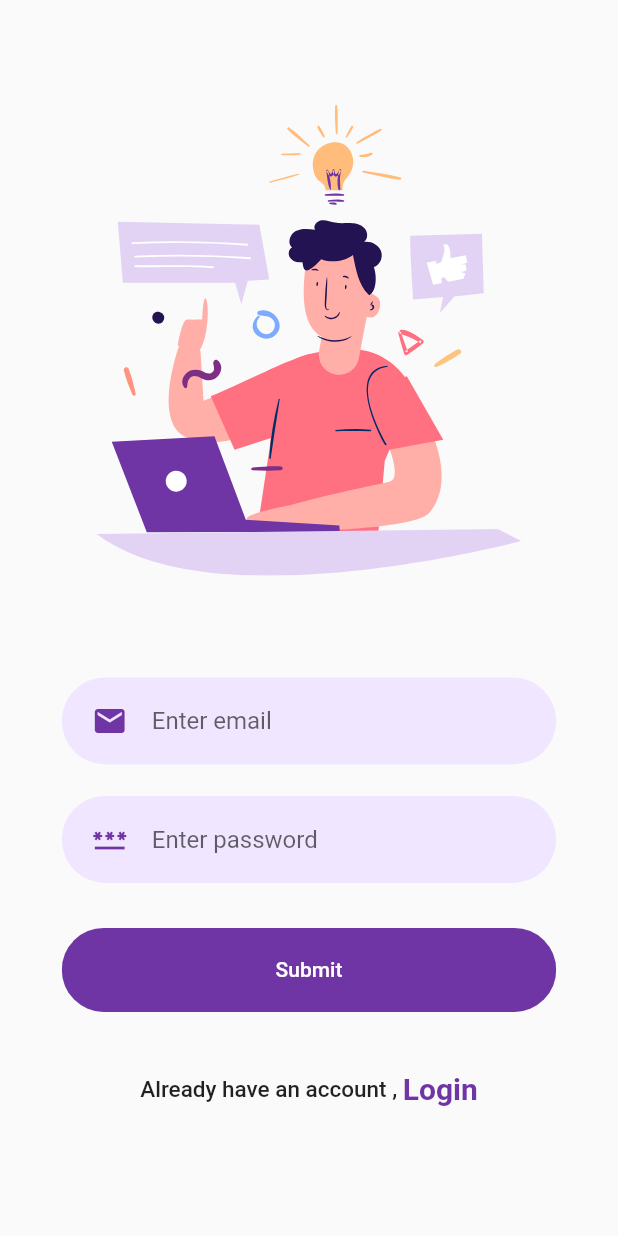
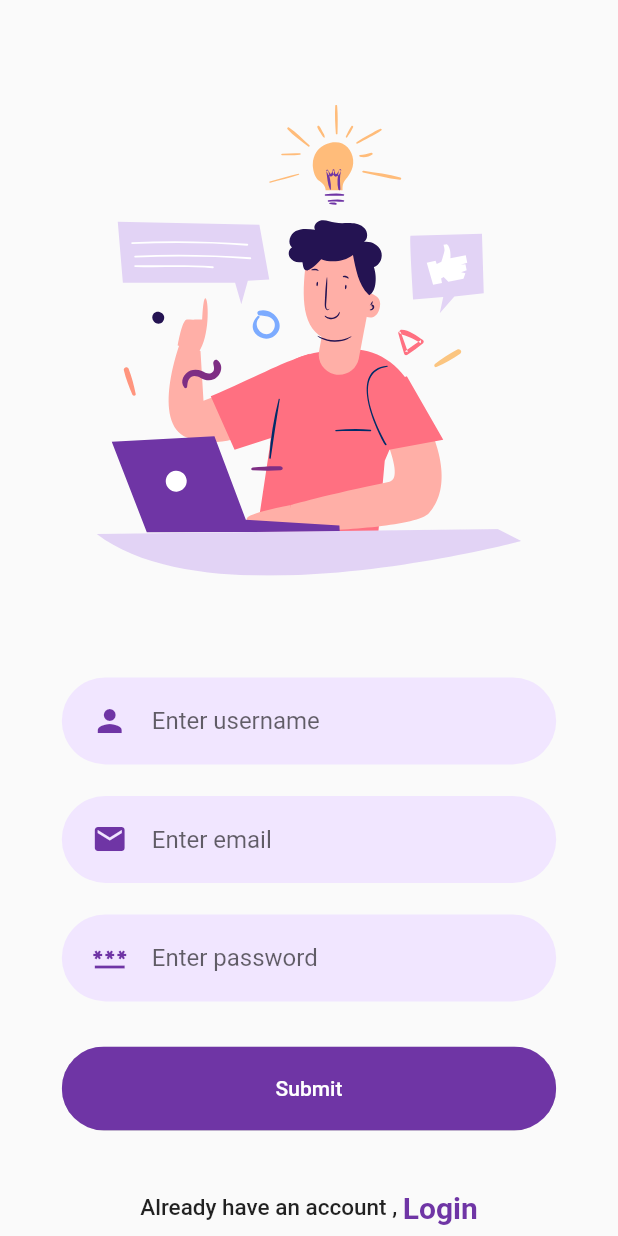
Before and after one commit to sudesh7447/Expense-Manager-flutter, a Flutter app: the screen it shows after launch, after a tap on "SIGNUP", on a phone screen of 412 x 824 dp. Run offline on Flutter 3.47's test engine with Material 2 defaults, Android fonts, the phone set to English and light mode, and no system bars; our stand-ins replace cloud_firestore, firebase_auth, firebase_core, flutter_svg; accounts and stored records are empty; network calls fail.

```diff
--- a/lib/data.dart
+++ b/lib/data.dart
@@ -4,14 +4,13 @@ class RoundedButton extends StatelessWidget {
   final String text;
   final Function press;
   final Color color, textColor;
+
   RoundedButton({
     required this.text,
     required this.press,
     required this.color,
     this.textColor = Colors.white,
-
   });
-
 
   @override
   Widget build(BuildContext context) {
@@ -49,6 +48,7 @@ class RoundedButton extends StatelessWidget {
 
 class TextFieldContainer extends StatelessWidget {
   final Widget child;
+
   TextFieldContainer({
     required this.child,
   });
@@ -72,22 +72,28 @@ TextFieldContainer({
 class RoundedInputField extends StatelessWidget {
   final String hintText;
   final IconData icon;
+  final TextEditingController controller;
+
   // final ValueChanged<String> onChanged;
-  RoundedInputField({
-   required this.hintText,required this.icon ,
+  const RoundedInputField({
+    Key? key,
+    required this.hintText,
+    required this.icon,
+    required this.controller,
     // required this.onChanged
-});
+  }) : super(key: key);
 
   @override
   Widget build(BuildContext context) {
     return TextFieldContainer(
       child: TextField(
+        controller: controller,
         // onChanged: onChanged,
-        cursorColor:  Color(0xFF6F35A5),
+        cursorColor: Color(0xFF6F35A5),
         decoration: InputDecoration(
           icon: Icon(
             icon,
-            color:  Color(0xFF6F35A5),
+            color: Color(0xFF6F35A5),
           ),
           hintText: hintText,
           border: InputBorder.none,
--- a/lib/main.dart
+++ b/lib/main.dart
@@ -1,13 +1,16 @@
+// ignore_for_file: prefer_const_constructors
+
+import 'package:firebase_core/firebase_core.dart';
 import 'package:flutter/material.dart';
 import 'package:op/landing.dart';
 
-import 'home.dart';
+void main() async {
+  WidgetsFlutterBinding.ensureInitialized();
+  await Firebase.initializeApp();
+  runApp(MyApp());
+}
 
-void main() {
-  runApp( MyApp());
-}
 class MyApp extends StatelessWidget {
-
   const MyApp({Key? key}) : super(key: key);
 
   @override
--- a/lib/signup.dart
+++ b/lib/signup.dart
@@ -6,7 +6,10 @@ import 'package:flutter/widgets.dart';
 import 'package:flutter_svg/flutter_svg.dart';
 import 'package:op/data.dart';
 import 'package:op/home.dart';
+import 'package:op/home_page.dart';
 import 'package:op/login.dart';
+import 'package:op/services/auth_helper.dart';
+import 'package:op/services/my_user_info.dart';
 
 class SignUp extends StatefulWidget {
   const SignUp({Key? key}) : super(key: key);
@@ -16,6 +19,10 @@ class SignUp extends StatefulWidget {
 }
 
 class _SignUpState extends State<SignUp> {
+  TextEditingController usernameController = TextEditingController();
+  TextEditingController emailController = TextEditingController();
+  TextEditingController passwordController = TextEditingController();
+
   @override
   Widget build(BuildContext context) {
     return Scaffold(
@@ -35,22 +42,57 @@ class _SignUpState extends State<SignUp> {
                 height: 50,
               ),
               RoundedInputField(
+                hintText: 'Enter username',
+                icon: Icons.person,
+                controller: usernameController,
+              ),
+              SizedBox(height: 1),
+              RoundedInputField(
                 hintText: 'Enter email',
                 icon: Icons.email,
+                controller: emailController,
               ),
-              SizedBox(
-                height: 1,
-              ),
+              SizedBox(height: 1),
               RoundedInputField(
                 hintText: 'Enter password',
                 icon: Icons.password,
+                controller: passwordController,
               ),
               SizedBox(
                 height: 10,
               ),
               RoundedButton(
                 text: 'Submit',
-                press: () {},
+                press: () async {
+                  await AuthHelper()
+                      .signUp(
+                          email: emailController.text,
+                          password: passwordController.text)
+                      .then((value) async {
+                    if (value == null) {
+                      MyUserInfo().storeUserDetails(
+                          username: usernameController.text,
+                          email: emailController.text,
+                          password: passwordController.text);
+                      Navigator.pushReplacement(
+                        context,
+                        MaterialPageRoute(
+                          builder: (context) => HomePage(),
+                        ),
+                      );
+                    } else {
+                      ScaffoldMessenger.of(context).showSnackBar(
+                        SnackBar(
+                          backgroundColor: Colors.purple,
+                          content: Text(
+                            value.toString(),
+                            style: TextStyle(color: Colors.white),
+                          ),
+                        ),
+                      );
+                    }
+                  });
+                },
                 color: Color(0xFF6F35A5),
               ),
               SizedBox(
--- a/pubspec.yaml
+++ b/pubspec.yaml
@@ -36,7 +36,10 @@ dependencies:
   cupertino_icons: ^1.0.2
   flutter_svg: ^1.0.3
   flutter_icons: ^1.1.0
-
+  cloud_firestore: ^3.1.13
+  firebase_storage: ^10.2.13
+  firebase_core: ^1.15.0
+  firebase_auth: ^3.3.15
 
 dev_dependencies:
   flutter_test:
```
Also changed, not shown: lib/home_page.dart (added, +10 -0 lines), lib/login.dart (+13 -2 lines), lib/services/auth_helper.dart (added, +84 -0 lines), lib/services/my_user_info.dart (added, +78 -0 lines), pubspec.lock, 3 other files. Lines whose indentation alone changed are shown as unchanged.
